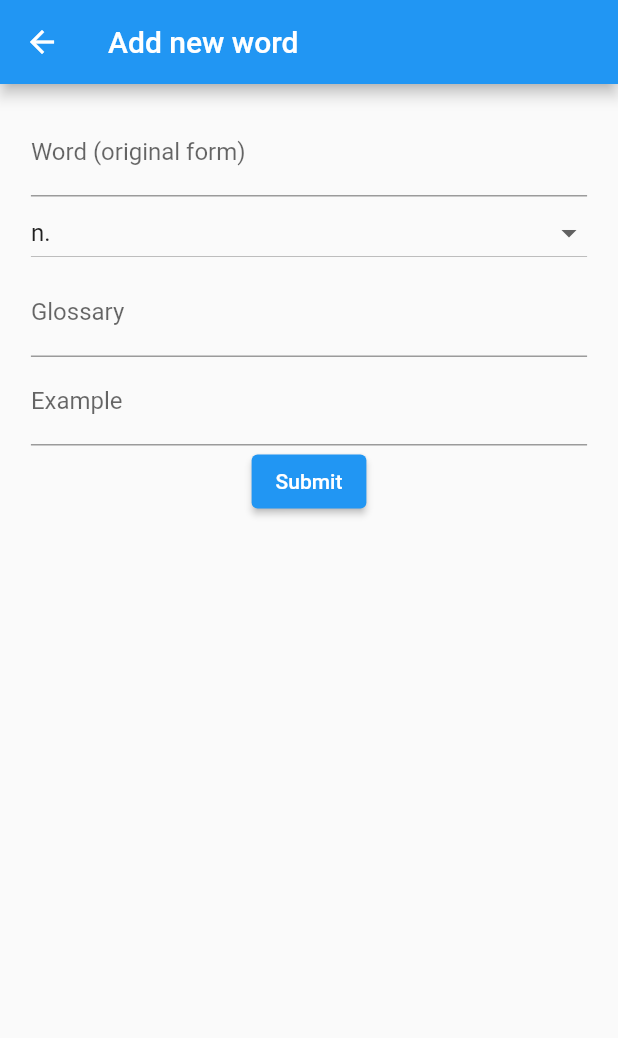
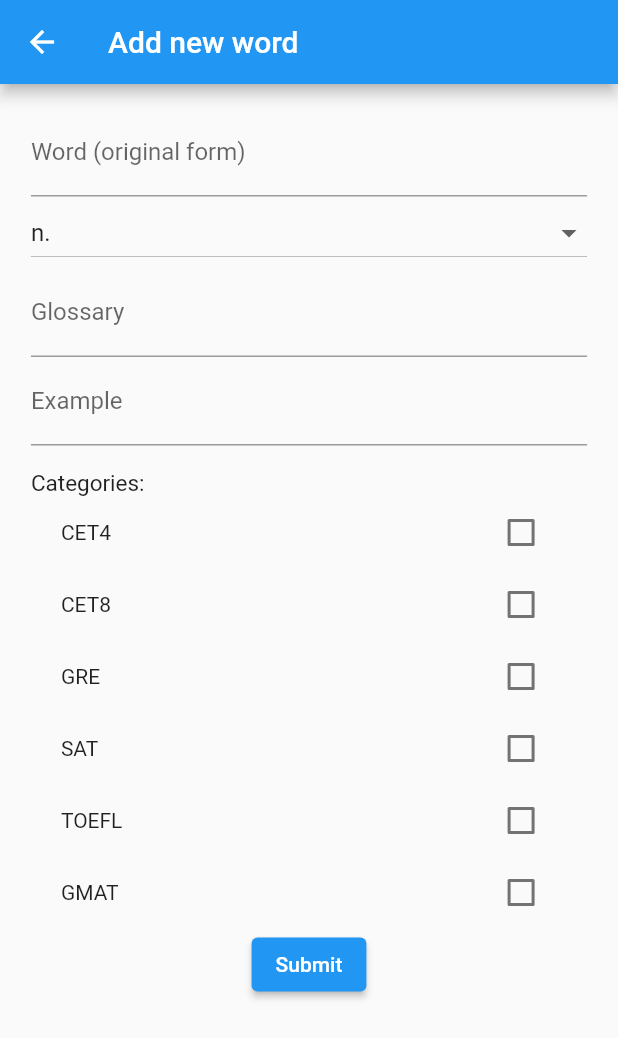
Before and after one commit to lll-jy/flutter-trial, a Flutter app: the NewWordPage screen opened directly with empty values, on a phone screen of 412 x 824 dp. Shown: the top 1038 px of the screen. Run offline on Flutter 3.47's test engine with Material 2 defaults, Android fonts, the phone set to English and light mode, and no system bars.

Commit message:
Add new word

```diff
--- a/lib/components/NewWordPage.dart
+++ b/lib/components/NewWordPage.dart
@@ -1,6 +1,7 @@
 import 'package:flutter/material.dart';
 
 import '../model/Word.dart';
+import '../storage/Storage.dart';
 
 class NewWordPage extends StatefulWidget {
   final List<Word> words;
@@ -18,7 +19,24 @@ class _NewWordPageState extends State<NewWordPage> {
   String example;
   DateTime createdAt;
   DateTime lastReviewAt;
-  List<Category> categories;
+  Map<Category, bool> categories = {
+    Category.CET4: false,
+    Category.CET8: false,
+    Category.GRE: false,
+    Category.GMAT: false,
+    Category.SAT: false,
+    Category.TOEFL: false
+  };
+
+  List<Category> getCategories() {
+    List<Category> res = [];
+    categories.forEach((key, value) {
+      if (value == true) {
+        res.add(key);
+      }
+    });
+    return res;
+  }
 
   @override
   Widget build(BuildContext context) {
@@ -85,11 +103,89 @@ class _NewWordPageState extends State<NewWordPage> {
                 maxLines: 5,
                 minLines: 1,
               ),
+              Text(''), // placeholder
+              FractionallySizedBox(
+                widthFactor: 1,
+                alignment: Alignment.topLeft,
+                child: Text(
+                  'Categories:',
+                  textAlign: TextAlign.left,
+                  style: TextStyle(
+                      fontSize: 15
+                  ),
+                ),
+              ),
+              CategoryCheckbox(
+                label: 'CET4',
+                value: categories[Category.CET4],
+                onChanged: (v) {
+                  setState(() {
+                    categories[Category.CET4] = v;
+                  });
+                },
+              ),
+              CategoryCheckbox(
+                label: 'CET8',
+                value: categories[Category.CET8],
+                onChanged: (v) {
+                  setState(() {
+                    categories[Category.CET8] = v;
+                  });
+                },
+              ),
+              CategoryCheckbox(
+                label: 'GRE',
+                value: categories[Category.GRE],
+                onChanged: (v) {
+                  setState(() {
+                    categories[Category.GRE] = v;
+                  });
+                },
+              ),
+              CategoryCheckbox(
+                label: 'SAT',
+                value: categories[Category.SAT],
+                onChanged: (v) {
+                  setState(() {
+                    categories[Category.SAT] = v;
+                  });
+                },
+              ),
+              CategoryCheckbox(
+                label: 'TOEFL',
+                value: categories[Category.TOEFL],
+                onChanged: (v) {
+                  setState(() {
+                    categories[Category.TOEFL] = v;
+                  });
+                },
+              ),
+              CategoryCheckbox(
+                label: 'GMAT',
+                value: categories[Category.GMAT],
+                onChanged: (v) {
+                  setState(() {
+                    categories[Category.GMAT] = v;
+                  });
+                },
+              ),
               ElevatedButton(
-                  onPressed: () {
-                    Navigator.pop(context, 'New word saved!');
-                  },
-                  child: Text('Submit')
+                onPressed: () {
+                  List<Word> words = widget.words;
+                  words.add(Word(
+                    word: word,
+                    speech: speech,
+                    glossary: glossary,
+                    example: example,
+                    createdAt: DateTime.now(),
+                    lastReviewAt: DateTime.now(),
+                    expectedInterval: 1,
+                    categories: getCategories()
+                  ));
+                  Storage.update(words);
+                  Navigator.pop(context, 'New word saved!');
+                },
+                child: Text('Submit')
               )
             ],
           )
@@ -98,3 +194,35 @@ class _NewWordPageState extends State<NewWordPage> {
     );
   }
 }
+
+// Adapted from https://api.flutter.dev/flutter/material/CheckboxListTile-class.html
+class CategoryCheckbox extends StatelessWidget {
+  const CategoryCheckbox({this.label, this.value, this.onChanged});
+
+  final String label;
+  final bool value;
+  final Function onChanged;
+
+  @override
+  Widget build(BuildContext context) {
+    return InkWell(
+      onTap: () {
+        onChanged(!value);
+      },
+      child: Padding(
+        padding:EdgeInsets.symmetric(horizontal: 20.0),
+        child: Row(
+          children: <Widget>[
+            Expanded(child: Text(label)),
+            Checkbox(
+              value: value,
+                onChanged: (val) {
+                  onChanged(val);
+                }
+            )
+          ],
+        ),
+      ),
+    );
+  }
+}
--- a/lib/main.dart
+++ b/lib/main.dart
@@ -82,13 +82,9 @@ class _MyHomePageState extends State<MyHomePage> {
     // than having to individually change instances of widgets.
     return Scaffold(
       appBar: AppBar(
-        // Here we take the value from the MyHomePage object that was created by
-        // the App.build method, and use it to set our appbar title.
         title: Text(widget.title),
       ),
       body: Center(
-        // Center is a layout widget. It takes a single child and positions it
-        // in the middle of the parent.
         child: Column(
           children: <Widget>[
             //Text(
--- a/pubspec.yaml
+++ b/pubspec.yaml
@@ -26,7 +26,7 @@ dependencies:
   http: ^0.12.2
   intl: ^0.16.1
   path_provider: ^1.6.24
-
+  flutter_multiselect: 0.2.0
   # The following adds the Cupertino Icons font to your application.
   # Use with the CupertinoIcons class for iOS style icons.
   cupertino_icons: ^1.0.1
```
Also changed, not shown: lib/storage/Storage.dart (+7 -0 lines), pubspec.lock.
